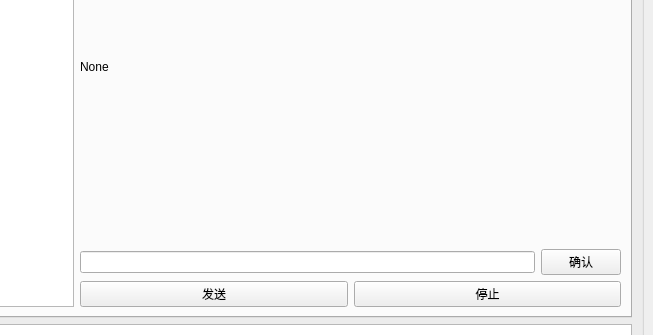
Above: Demo/libTSCAN_PyDemo.ui from sy950915/libTSCANApi before the change; both pictures show x 499 to 1152 and y 206 to 541 of the 1152 by 790 pixel window. Below: the same form after it.
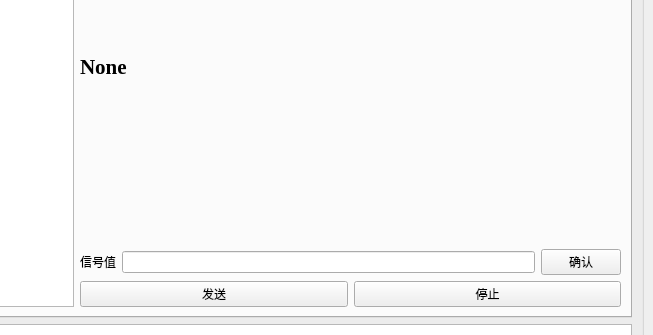
That is the form after the change. Icons and pictures are not drawn.

Diff of the .ui file:
```diff
--- a/Demo/libTSCAN_PyDemo.ui
+++ b/Demo/libTSCAN_PyDemo.ui
@@ -1197,7 +1197,15 @@
                <item>
                 <layout class="QVBoxLayout" name="verticalLayout_18">
                  <item>
-                  <widget class="QLabel" name="label_37">
+                  <widget class="QLabel" name="lb_canMsgInfo">
+                   <property name="font">
+                    <font>
+                     <family>Times New Roman</family>
+                     <pointsize>16</pointsize>
+                     <weight>75</weight>
+                     <bold>true</bold>
+                    </font>
+                   </property>
                    <property name="text">
                     <string>None</string>
                    </property>
@@ -1206,7 +1214,14 @@
                  <item>
                   <layout class="QHBoxLayout" name="horizontalLayout_49">
                    <item>
-                    <widget class="QLineEdit" name="lineEdit"/>
+                    <widget class="QLabel" name="label_37">
+                     <property name="text">
+                      <string>信号值</string>
+                     </property>
+                    </widget>
+                   </item>
+                   <item>
+                    <widget class="QLineEdit" name="le_CANSignalValue"/>
                    </item>
                    <item>
                     <widget class="QPushButton" name="btn_Confirm">
```
